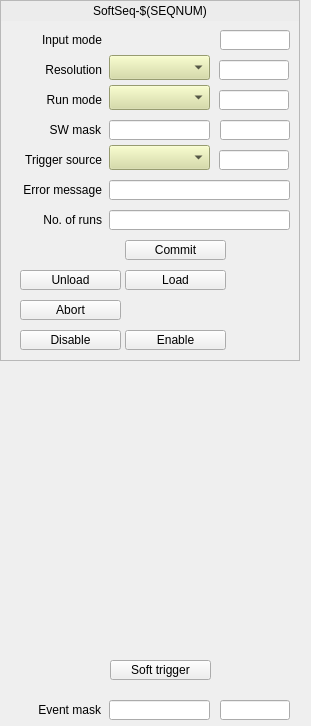
Qt form ui/EVG/G_EVG_VME_softSeq.ui (paulscherrerinstitute/mrfioc2) before a commit.
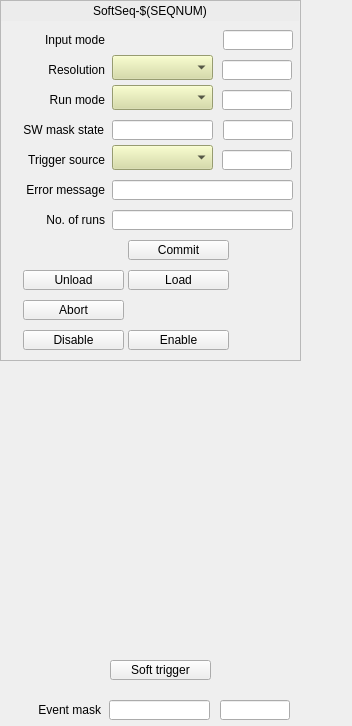
The same form after that commit. Custom widgets are drawn as their Qt base class.

Diff of the .ui file:
```diff
--- a/ui/EVG/G_EVG_VME_softSeq.ui
+++ b/ui/EVG/G_EVG_VME_softSeq.ui
@@ -6,7 +6,7 @@
    <rect>
     <x>0</x>
     <y>0</y>
-    <width>311</width>
+    <width>352</width>
     <height>726</height>
    </rect>
   </property>
@@ -18,7 +18,7 @@
     <rect>
      <x>0</x>
      <y>0</y>
-     <width>300</width>
+     <width>301</width>
      <height>361</height>
     </rect>
    </property>
@@ -31,7 +31,7 @@
    <widget class="QLabel" name="label_8">
     <property name="geometry">
      <rect>
-      <x>1</x>
+      <x>4</x>
       <y>210</y>
       <width>101</width>
       <height>20</height>
@@ -47,7 +47,7 @@
    <widget class="caMessageButton" name="camessagebutton_4">
     <property name="geometry">
      <rect>
-      <x>125</x>
+      <x>128</x>
       <y>330</y>
       <width>101</width>
       <height>20</height>
@@ -66,7 +66,7 @@
    <widget class="caMessageButton" name="camessagebutton">
     <property name="geometry">
      <rect>
-      <x>125</x>
+      <x>128</x>
       <y>240</y>
       <width>101</width>
       <height>20</height>
@@ -85,7 +85,7 @@
    <widget class="caLed" name="caled_5">
     <property name="geometry">
      <rect>
-      <x>235</x>
+      <x>238</x>
       <y>330</y>
       <width>20</width>
       <height>20</height>
@@ -125,7 +125,7 @@
    <widget class="caLed" name="caled_2">
     <property name="geometry">
      <rect>
-      <x>235</x>
+      <x>238</x>
       <y>240</y>
       <width>20</width>
       <height>20</height>
@@ -165,7 +165,7 @@
    <widget class="caLineEdit" name="calineedit_14">
     <property name="geometry">
      <rect>
-      <x>219</x>
+      <x>222</x>
       <y>150</y>
       <width>70</width>
       <height>20</height>
@@ -181,7 +181,7 @@
    <widget class="caLed" name="caled_3">
     <property name="geometry">
      <rect>
-      <x>235</x>
+      <x>238</x>
       <y>270</y>
       <width>20</width>
       <height>20</height>
@@ -221,7 +221,7 @@
    <widget class="caMessageButton" name="camessagebutton_2">
     <property name="geometry">
      <rect>
-      <x>125</x>
+      <x>128</x>
       <y>270</y>
       <width>101</width>
       <height>20</height>
@@ -240,7 +240,7 @@
    <widget class="caMessageButton" name="camessagebutton_6">
     <property name="geometry">
      <rect>
-      <x>20</x>
+      <x>23</x>
       <y>300</y>
       <width>101</width>
       <height>20</height>
@@ -259,7 +259,7 @@
    <widget class="caLineEdit" name="calineedit_12">
     <property name="geometry">
      <rect>
-      <x>219</x>
+      <x>222</x>
       <y>60</y>
       <width>70</width>
       <height>20</height>
@@ -275,7 +275,7 @@
    <widget class="caMenu" name="camenu_3">
     <property name="geometry">
      <rect>
-      <x>109</x>
+      <x>112</x>
       <y>145</y>
       <width>101</width>
       <height>25</height>
@@ -291,7 +291,7 @@
    <widget class="QLabel" name="label_4">
     <property name="geometry">
      <rect>
-      <x>1</x>
+      <x>4</x>
       <y>60</y>
       <width>101</width>
       <height>20</height>
@@ -307,7 +307,7 @@
    <widget class="caMenu" name="camenu_2">
     <property name="geometry">
      <rect>
-      <x>109</x>
+      <x>112</x>
       <y>85</y>
       <width>101</width>
       <height>25</height>
@@ -323,7 +323,7 @@
    <widget class="caMenu" name="camenu">
     <property name="geometry">
      <rect>
-      <x>109</x>
+      <x>112</x>
       <y>55</y>
       <width>101</width>
       <height>25</height>
@@ -339,7 +339,7 @@
    <widget class="caMessageButton" name="camessagebutton_5">
     <property name="geometry">
      <rect>
-      <x>20</x>
+      <x>23</x>
       <y>330</y>
       <width>101</width>
       <height>20</height>
@@ -358,7 +358,7 @@
    <widget class="caLineEdit" name="calineedit_13">
     <property name="geometry">
      <rect>
-      <x>219</x>
+      <x>222</x>
       <y>90</y>
       <width>70</width>
       <height>20</height>
@@ -374,7 +374,7 @@
    <widget class="caMessageButton" name="camessagebutton_3">
     <property name="geometry">
      <rect>
-      <x>20</x>
+      <x>23</x>
       <y>270</y>
       <width>101</width>
       <height>20</height>
@@ -393,7 +393,7 @@
    <widget class="QLabel" name="label_5">
     <property name="geometry">
      <rect>
-      <x>1</x>
+      <x>4</x>
       <y>90</y>
       <width>101</width>
       <height>20</height>
@@ -409,7 +409,7 @@
    <widget class="QLabel" name="label_7">
     <property name="geometry">
      <rect>
-      <x>1</x>
+      <x>4</x>
       <y>180</y>
       <width>101</width>
       <height>20</height>
@@ -425,7 +425,7 @@
    <widget class="QLabel" name="label_6">
     <property name="geometry">
      <rect>
-      <x>1</x>
+      <x>4</x>
       <y>150</y>
       <width>101</width>
       <height>20</height>
@@ -441,7 +441,7 @@
    <widget class="caChoice" name="cachoice">
     <property name="geometry">
      <rect>
-      <x>109</x>
+      <x>112</x>
       <y>30</y>
       <width>101</width>
       <height>20</height>
@@ -487,7 +487,7 @@
    <widget class="caLineEdit" name="calineedit_15">
     <property name="geometry">
      <rect>
-      <x>109</x>
+      <x>112</x>
       <y>180</y>
       <width>181</width>
       <height>20</height>
@@ -506,7 +506,7 @@
    <widget class="caLineEdit" name="calineedit_11">
     <property name="geometry">
      <rect>
-      <x>220</x>
+      <x>223</x>
       <y>30</y>
       <width>70</width>
       <height>20</height>
@@ -522,7 +522,7 @@
    <widget class="caLineEdit" name="calineedit_16">
     <property name="geometry">
      <rect>
-      <x>109</x>
+      <x>112</x>
       <y>210</y>
       <width>181</width>
       <height>20</height>
@@ -541,7 +541,7 @@
    <widget class="QLabel" name="label_3">
     <property name="geometry">
      <rect>
-      <x>1</x>
+      <x>4</x>
       <y>30</y>
       <width>101</width>
       <height>20</height>
@@ -576,7 +576,7 @@
    <widget class="caTextEntry" name="catextentry_2">
     <property name="geometry">
      <rect>
-      <x>109</x>
+      <x>112</x>
       <y>120</y>
       <width>101</width>
       <height>20</height>
@@ -602,7 +602,7 @@
    <widget class="caLineEdit" name="calineedit_9">
     <property name="geometry">
      <rect>
-      <x>220</x>
+      <x>223</x>
       <y>120</y>
       <width>70</width>
       <height>20</height>
@@ -624,14 +624,14 @@
    <widget class="QLabel" name="label_2">
     <property name="geometry">
      <rect>
-      <x>10</x>
+      <x>3</x>
       <y>120</y>
-      <width>91</width>
+      <width>101</width>
       <height>20</height>
      </rect>
     </property>
     <property name="text">
-     <string>SW mask</string>
+     <string>SW mask state</string>
     </property>
     <property name="alignment">
      <set>Qt::AlignRight|Qt::AlignTrailing|Qt::AlignVCenter</set>
```
